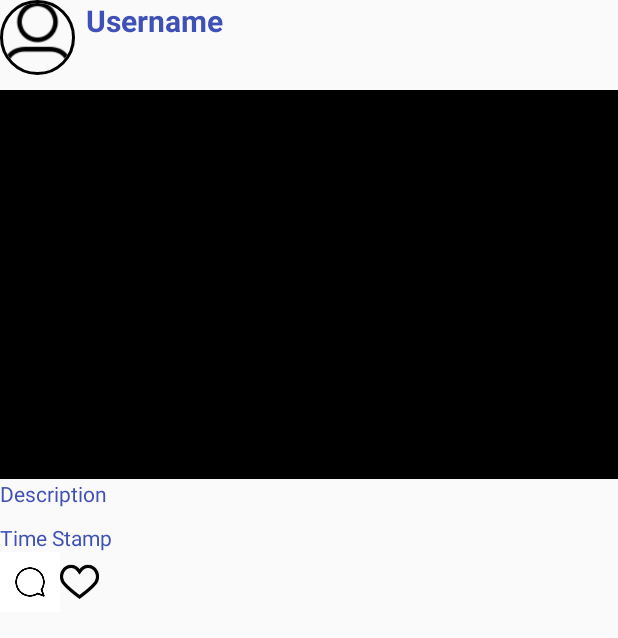
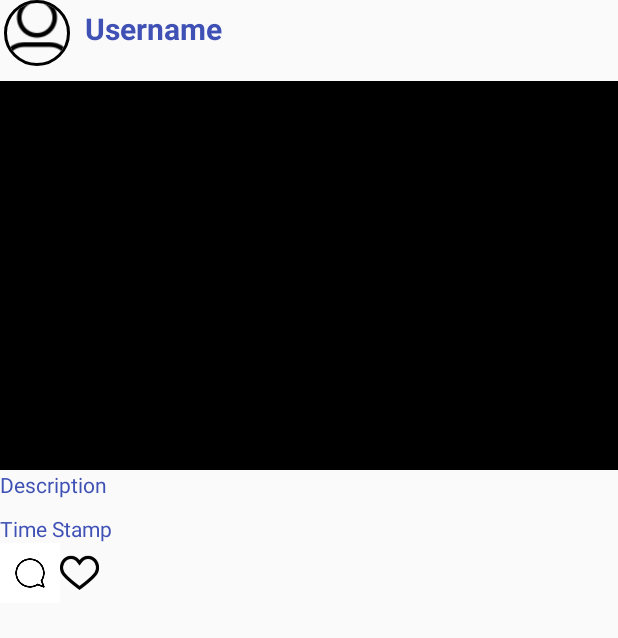
Before and after one commit to vanessahlyan/parstagram, an Android app: the layout item_post.xml on its own in the app's theme, with its tools: preview values and no code run, on a phone screen of 412 x 824 dp. Shown: the top 638 px of the screen. Run offline under Robolectric (Android 15) with nearby library versions, the phone set to English and light mode, and no system bars.

Commit message:
circular profil image, take/upload images work

```diff
--- a/app/src/main/res/layout/item_post.xml
+++ b/app/src/main/res/layout/item_post.xml
@@ -9,16 +9,17 @@
 
     <de.hdodenhof.circleimageview.CircleImageView
         android:id="@+id/ivProfileImage"
-        android:layout_width="50dp"
-        android:layout_height="50dp"
+        android:layout_width="49dp"
+        android:layout_height="44dp"
         android:src="@drawable/instagram_user_outline_24"
-        app:civ_border_width="2dp"
-        app:civ_border_color="#FF000000"/>
+        app:civ_border_color="#FF000000"
+        app:civ_border_width="2dp" />
 
         />
 
     <TextView
         android:id="@+id/tvUsername"
+        android:layout_marginTop="5dp"
         android:layout_width="349dp"
         android:layout_height="wrap_content"
         android:layout_alignParentTop="true"
```
